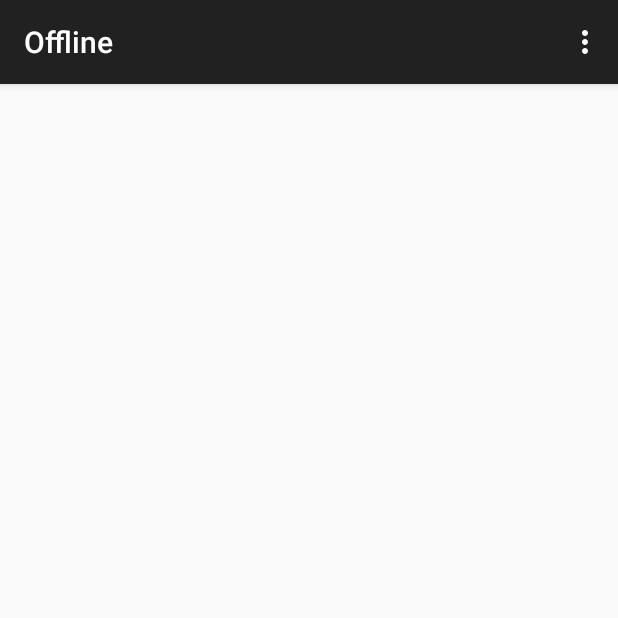
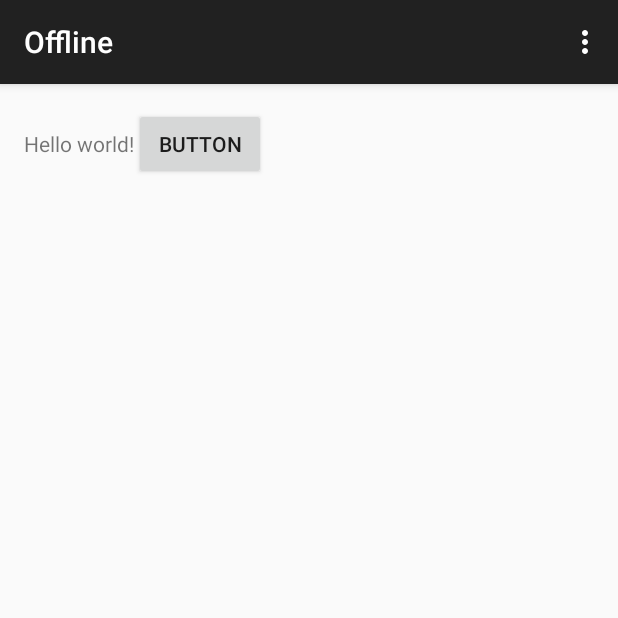
Before and after one commit to koalahamlet/Offline, an Android app: the screen it shows after launch (OfflineActivity), on a phone screen of 412 x 824 dp, the top half of it. Run offline under Robolectric (Android 15) with nearby library versions, the phone set to English and light mode, and no system bars; our stand-ins replace ButterKnife.

```diff
--- a/app/src/main/AndroidManifest.xml
+++ b/app/src/main/AndroidManifest.xml
@@ -4,6 +4,7 @@
 
     <application
         android:allowBackup="true"
+        android:name=".OfflineApplication"
         android:icon="@mipmap/ic_launcher"
         android:label="@string/app_name"
         android:theme="@style/AppTheme" >
--- a/app/src/main/java/mikecanco/de/offline/OfflineApplication.java
+++ b/app/src/main/java/mikecanco/de/offline/OfflineApplication.java
@@ -1,7 +1,14 @@
 package mikecanco.de.offline;
 
-/**
- * Created by koalahamlet on 5/6/15.
- */
-public class OfflineApplication {
+import android.app.Application;
+
+public class OfflineApplication extends Application {
+	@Override
+	public void onCreate() {
+		super.onCreate();
+
+		// Some Stuff
+
+
+	}
 }
--- a/app/src/main/res/layout/activity_offline.xml
+++ b/app/src/main/res/layout/activity_offline.xml
@@ -1,7 +1,22 @@
-<fragment xmlns:android="http://schemas.android.com/apk/res/android"
-          xmlns:tools="http://schemas.android.com/tools"
-          android:id="@+id/fragment"
-          android:name="mikecanco.de.offline.OfflineActivityFragment"
-          tools:layout="@layout/fragment_offline"
-          android:layout_width="match_parent"
-          android:layout_height="match_parent"/>
+<LinearLayout xmlns:android="http://schemas.android.com/apk/res/android"
+                xmlns:tools="http://schemas.android.com/tools"
+                android:layout_width="match_parent"
+                android:layout_height="match_parent"
+                android:paddingLeft="@dimen/activity_horizontal_margin"
+                android:paddingRight="@dimen/activity_horizontal_margin"
+                android:paddingTop="@dimen/activity_vertical_margin"
+                android:paddingBottom="@dimen/activity_vertical_margin"
+                tools:context=".OfflineActivity">
+
+    <TextView
+        android:text="@string/hello_world"
+        android:layout_width="wrap_content"
+        android:layout_height="wrap_content"/>
+
+    <Button
+        android:id="@+id/button"
+        android:text="Button"
+        android:layout_width="wrap_content"
+        android:layout_height="wrap_content"/>
+
+</LinearLayout>
--- a/app/src/main/res/values/strings.xml
+++ b/app/src/main/res/values/strings.xml
@@ -2,4 +2,8 @@
     <string name="app_name">Offline</string>
     <string name="hello_world">Hello world!</string>
     <string name="action_settings">Settings</string>
+    <string name="dialog_message">Hi Eric!</string>
+    <string name="dialog_title">DIALOGUEZZZZ</string>
+    <string name="ok">Hi!</string>
+    <string name="cancel">GTFO</string>
 </resources>
```
Also changed, not shown: app/src/main/java/mikecanco/de/offline/OfflineActivity.java (+148 -1 lines).
